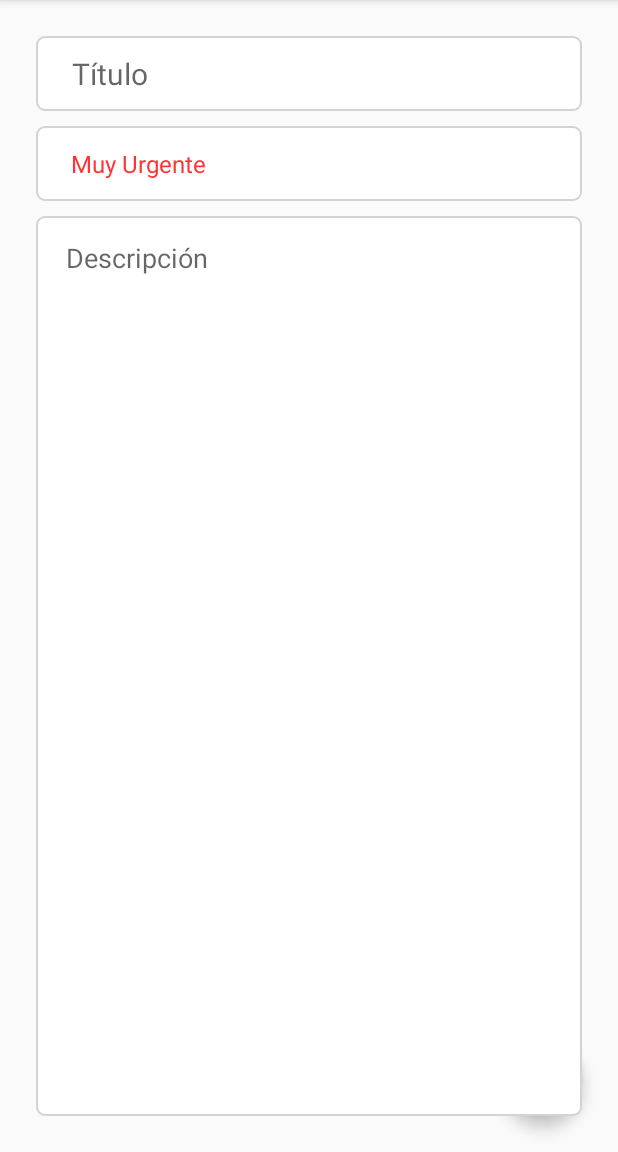
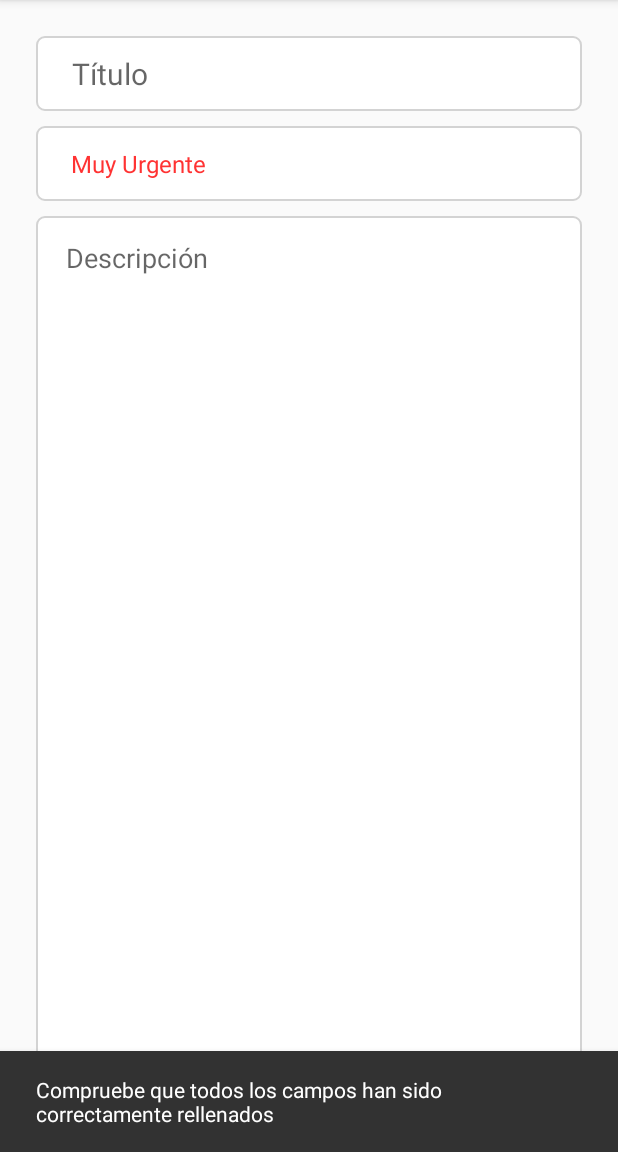
Before and after one commit to alvaropp99/TaskID, an Android app: the fragment UpdateFragment placed in its activity, after a tap on "Confirmar", on a phone screen of 412 x 824 dp, the part 84-1236 px from its top. Run offline under Robolectric (Android 15) with nearby library versions, the phone set to English and light mode, and no system bars; our stand-ins replace Room's generated code, data binding, navigation-ui; libraries missing offline, so code that uses them is left out: jp.wasabeef.recyclerview; 3 statements that could not run were skipped.

Commit message:
las notas ya se actualizan en el recyclerView cuando le das al boton de confirmar

```diff
--- a/app/src/main/java/com/example/taskid/data/TaskDAO.kt
+++ b/app/src/main/java/com/example/taskid/data/TaskDAO.kt
@@ -1,10 +1,7 @@
 package com.example.taskid.data
 
 import androidx.lifecycle.LiveData
-import androidx.room.Dao
-import androidx.room.Insert
-import androidx.room.OnConflictStrategy
-import androidx.room.Query
+import androidx.room.*
 import com.example.taskid.data.models.TaskData
 
 @Dao
@@ -15,4 +12,7 @@ interface TaskDAO {
 
     @Insert(onConflict = OnConflictStrategy.IGNORE)
     suspend fun insertData (taskData : TaskData)
+
+    @Update
+    suspend fun updateData(taskData: TaskData)
 }
--- a/app/src/main/java/com/example/taskid/data/repository/TaskRepository.kt
+++ b/app/src/main/java/com/example/taskid/data/repository/TaskRepository.kt
@@ -10,4 +10,8 @@ class TaskRepository (private val taskDAO: TaskDAO) {
     suspend fun insertData(taskData: TaskData){
         taskDAO.insertData(taskData)
     }
+
+    suspend fun updateData(taskData: TaskData){
+        taskDAO.updateData(taskData)
+    }
 }
--- a/app/src/main/java/com/example/taskid/data/viewmodel/TaskViewModel.kt
+++ b/app/src/main/java/com/example/taskid/data/viewmodel/TaskViewModel.kt
@@ -21,4 +21,10 @@ class TaskViewModel (application: Application):AndroidViewModel(application) {
             repository.insertData(taskData)
         }
     }
+
+    fun updateData(taskData: TaskData){
+        viewModelScope.launch(Dispatchers.IO) {
+            repository.updateData(taskData)
+        }
+    }
 }
--- a/app/src/main/java/com/example/taskid/fragments/add/AddFragment.kt
+++ b/app/src/main/java/com/example/taskid/fragments/add/AddFragment.kt
@@ -67,10 +67,10 @@ class AddFragment : Fragment() {
                 addDescription
             )
             addTaskViewModel.insertData(newData)
-            var snackbar= activity?.let { Snackbar.make(it.findViewById(R.id.addFragment),"Nota añadida correctamente", Snackbar.LENGTH_SHORT).show()}
+            var snackbar= activity?.let { Snackbar.make(it.findViewById(R.id.addFragmentFrag),"Nota añadida correctamente", Snackbar.LENGTH_SHORT).show()}
             findNavController().navigate(R.id.action_addFragment_to_listFragment)
         }else{
-            var snackbar= activity?.let { Snackbar.make(it.findViewById(R.id.addFragment),"Rellene todos los campos", Snackbar.LENGTH_SHORT).show()}
+            var snackbar= activity?.let { Snackbar.make(it.findViewById(R.id.addFragmentFrag),"Rellene todos los campos", Snackbar.LENGTH_SHORT).show()}
 
         }
     }
--- a/app/src/main/java/com/example/taskid/fragments/update/UpdateFragment.kt
+++ b/app/src/main/java/com/example/taskid/fragments/update/UpdateFragment.kt
@@ -2,23 +2,28 @@ package com.example.taskid.fragments.update
 
 import android.os.Bundle
 import android.renderscript.RenderScript
+import android.text.TextUtils
 import android.view.*
+import android.widget.Toast
 import androidx.fragment.app.Fragment
 import androidx.fragment.app.viewModels
+import androidx.navigation.fragment.findNavController
 import androidx.navigation.fragment.navArgs
 import com.example.taskid.R
 import com.example.taskid.data.models.Priority
+import com.example.taskid.data.models.TaskData
 import com.example.taskid.data.viewmodel.SharedViewModel
 import com.example.taskid.data.viewmodel.TaskViewModel
 import com.example.taskid.databinding.FragmentAddBinding
 import com.example.taskid.databinding.FragmentUpdateBinding
+import com.google.android.material.snackbar.Snackbar
 
 class UpdateFragment : Fragment() {
 
     private val args by navArgs<UpdateFragmentArgs>()
 
     private val mSharedViewModel: SharedViewModel by viewModels()
-    private val mTaskViewModel: TaskViewModel by viewModels()
+    private val updateTaskViewModel: TaskViewModel by viewModels()
 
     private var _binding: FragmentUpdateBinding?=null
     private val binding get() = _binding!!
@@ -45,6 +50,42 @@ class UpdateFragment : Fragment() {
         inflater.inflate(R.menu.update_fragment_menu, menu)
     }
 
+    override fun onOptionsItemSelected(item: MenuItem): Boolean {
+
+        if(item.itemId == R.id.update_task){
+            updateData()
+        }
+
+        return super.onOptionsItemSelected(item)
+    }
+
+    private fun updateData(){
+        val updateTitle = binding.etTitleUpdate.text.toString()
+        val updatePriority = binding.spinnerPriorityUpdate.selectedItem.toString()
+        val updateDescription = binding.etDescripcionUpdate.text.toString()
+
+        val validator = verifyData(updateTitle, updateDescription)
+        if(validator){
+            val updatedTask = TaskData (
+                args.currentItem.id,
+                updateTitle,
+                parsePriority(updatePriority),
+                updateDescription
+            )
+            updateTaskViewModel.updateData(updatedTask)
+            var snackbar= activity?.let { Snackbar.make(it.findViewById(R.id.updateFragmentFrag),"Nota actualizada correctamente", Snackbar.LENGTH_SHORT).show()}
+            findNavController().navigate(R.id.action_updateFragment_to_listFragment)
+        }else{
+            var snackbar= activity?.let { Snackbar.make(it.findViewById(R.id.updateFragmentFrag),"Compruebe que todos los campos han sido correctamente rellenados", Snackbar.LENGTH_SHORT).show()}
+        }
+    }
+
+    private fun verifyData(title:String , description:String):Boolean{
+        return if(TextUtils.isEmpty(title) || TextUtils.isEmpty(description)){
+            false
+        }else !(title.isEmpty()||description.isEmpty())
+    }
+
     private fun parsePriority(priority: String):Priority{
         return when(priority){
             "Muy Urgente"->{Priority.HIGH}
--- a/app/src/main/res/layout/fragment_add.xml
+++ b/app/src/main/res/layout/fragment_add.xml
@@ -2,7 +2,7 @@
 <androidx.constraintlayout.widget.ConstraintLayout xmlns:android="http://schemas.android.com/apk/res/android"
     xmlns:app="http://schemas.android.com/apk/res-auto"
     xmlns:tools="http://schemas.android.com/tools"
-    android:id="@+id/addFragment"
+    android:id="@+id/addFragmentFrag"
     android:layout_width="match_parent"
     android:layout_height="match_parent"
     android:padding="24dp"
--- a/app/src/main/res/layout/fragment_update.xml
+++ b/app/src/main/res/layout/fragment_update.xml
@@ -10,6 +10,7 @@
     </data>
 
     <androidx.constraintlayout.widget.ConstraintLayout
+        android:id="@+id/updateFragmentFrag"
         android:layout_width="match_parent"
         android:layout_height="match_parent"
         android:padding="24dp"
```
